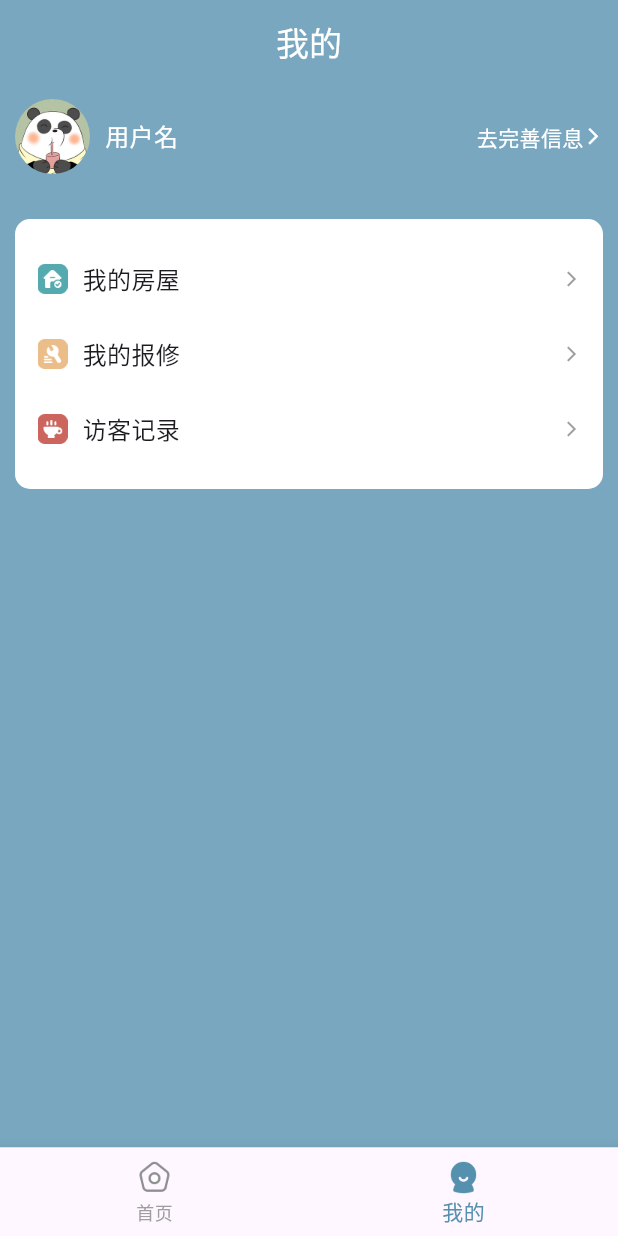
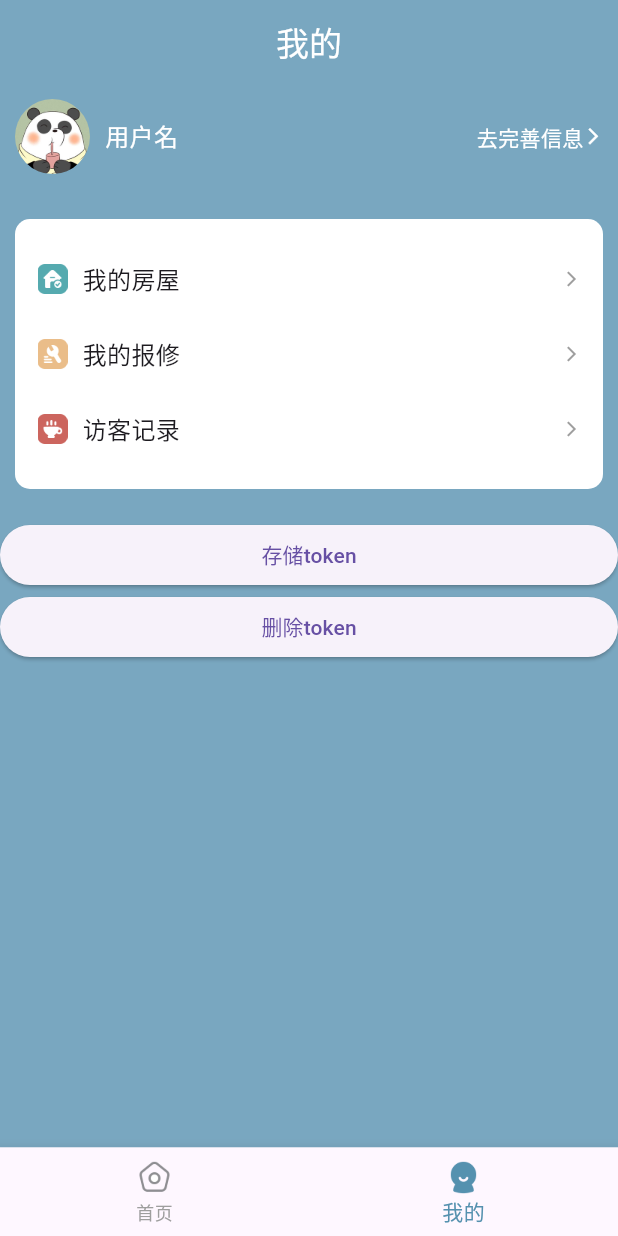
Before and after one commit to 15194481186/test_flutter, a Flutter app: the screen it shows after launch, item 2 of the bottom bar chosen, on a phone screen of 412 x 824 dp. Run offline on Flutter 3.47's test engine with Material 3 defaults, Android fonts, the phone set to English and light mode, and no system bars; our stand-ins replace dio, flutter_html, fluttertoast, shared_preferences; network calls fail.

Commit message:
Token类封装-测试Token的存和删

```diff
--- a/lib/pages/mine/index.dart
+++ b/lib/pages/mine/index.dart
@@ -1,3 +1,4 @@
+import 'package:enjoy_plus_hm/utils/token.dart';
 import 'package:flutter/material.dart';
 
 class MinePage extends StatefulWidget {
@@ -67,8 +68,8 @@ class _MinePageState extends State<MinePage> {
                   ]))),
           Container(
             padding: const EdgeInsets.all(15),
-              margin: const EdgeInsets.only(
-                  top: 20, left: 10, right: 10, bottom: 20),
+            margin:
+                const EdgeInsets.only(top: 20, left: 10, right: 10, bottom: 20),
             decoration: BoxDecoration(
                 color: Colors.white, borderRadius: BorderRadius.circular(10)),
             child: Column(
@@ -99,7 +100,20 @@ class _MinePageState extends State<MinePage> {
                       color: Colors.grey,
                     )
                   ]));
-              }).toList()))
+            }).toList()),
+          ),
+          ElevatedButton(
+            onPressed: () {
+              TokenManager().saveToken('122121212121');
+            },
+            child: const Text('存储token'),
+          ),
+          ElevatedButton(
+            onPressed: () {
+              TokenManager().removeToken();
+            },
+            child: const Text('删除token'),
+          )
         ],
       ),
     );
--- a/lib/pages/tab_bar/index.dart
+++ b/lib/pages/tab_bar/index.dart
@@ -1,5 +1,6 @@
 import 'package:enjoy_plus_hm/pages/home/index.dart';
 import 'package:enjoy_plus_hm/pages/mine/index.dart';
+import 'package:enjoy_plus_hm/utils/token.dart';
 import 'package:flutter/material.dart';
 
 class TabBarPage extends StatefulWidget {
@@ -26,6 +27,15 @@ class _TabBarPageState extends State<TabBarPage> {
       "active": "assets/tabs/my_active.png"
     }
   ];
+
+  @override
+  void initState() {
+    super.initState();
+
+    Future.delayed(Duration.zero, () async {
+      await TokenManager().init();
+    });
+  }
 
   @override
   Widget build(BuildContext context) {
@@ -56,11 +66,10 @@ class _TabBarPageState extends State<TabBarPage> {
     List<BottomNavigationBarItem> tempList = [];
     for (var item in tabBarList) {
       tempList.add(
-         BottomNavigationBarItem(
+        BottomNavigationBarItem(
             icon: Image.asset(item['default'], width: 25),
             activeIcon: Image.asset(item['active'], width: 25),
-            label: item['title']
-          ),
+            label: item['title']),
       );
     }
     return tempList;
--- a/lib/utils/token.dart
+++ b/lib/utils/token.dart
@@ -17,7 +17,7 @@ class TokenManager {
   // 4. 提供init方法用于从本地获取token
   Future<void> init() async {
     final prefs = await SharedPreferences.getInstance();
-    _token = prefs.getString(_key);
+    _token = prefs.getString(_key) ?? '';
   }
 
   // 5. 提供saveToken方法用于存储token
```
Lines whose indentation alone changed are shown as unchanged.
